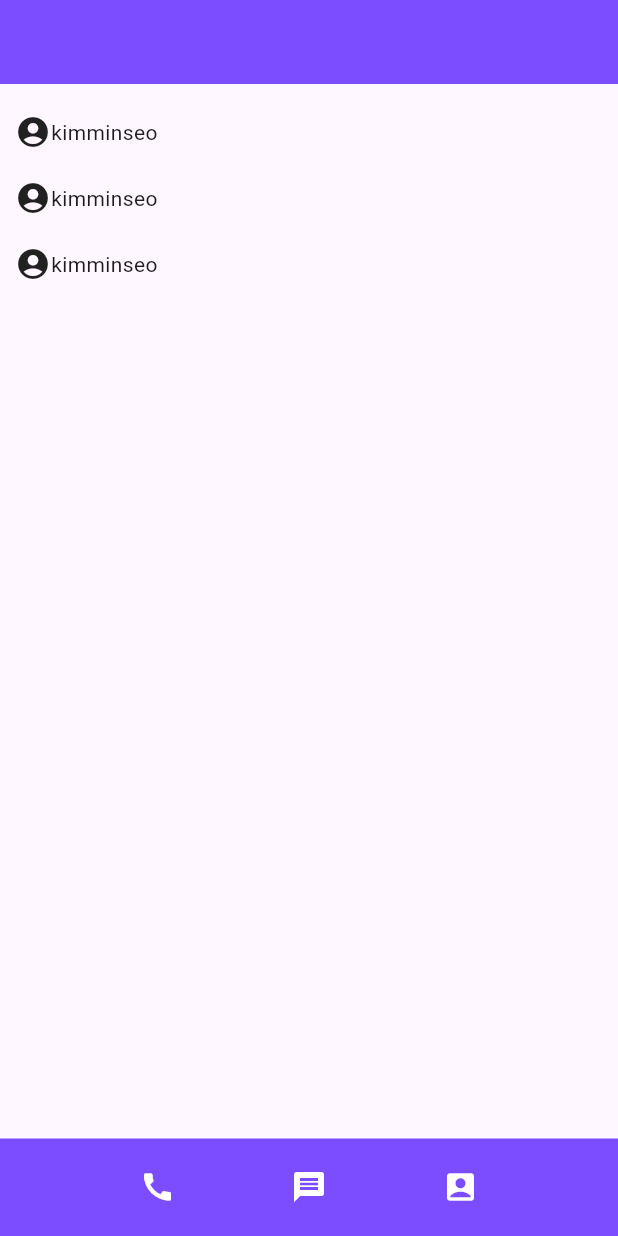
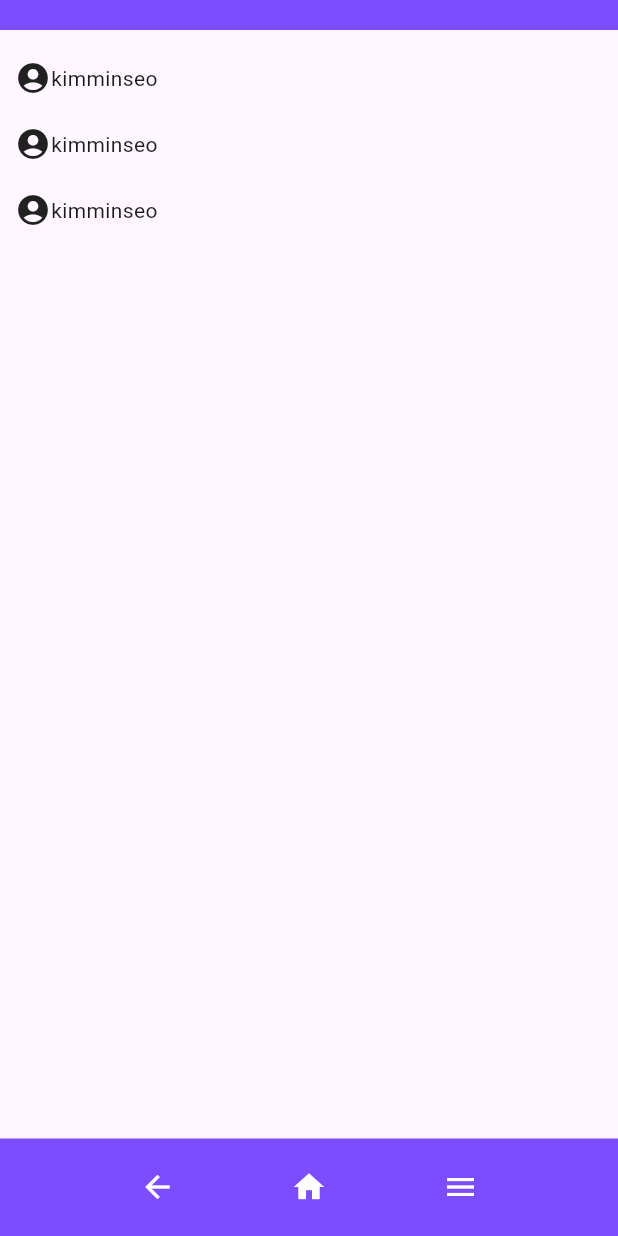
Before and after one commit to kimminseo0210/App_study, a Flutter app: the screen it shows after launch, on a phone screen of 412 x 824 dp. Run offline on Flutter 3.47's test engine with Material 3 defaults, Android fonts, the phone set to English and light mode, and no system bars.

Commit message:
25.03.13 - custom Widget bottomBar --> Widget bottomBar

```diff
--- a/lib/main.dart
+++ b/lib/main.dart
@@ -5,6 +5,21 @@ void main() {
   // runApp : 앱을 시작
   // () <- 앱 메인페이지 입력
 }
+
+Widget bottomBar = SizedBox(
+  height: 65,
+  child: BottomAppBar(
+    color: Colors.deepPurpleAccent,
+    child: Row(
+      mainAxisAlignment: MainAxisAlignment.spaceEvenly,
+      children: [
+        Icon(Icons.arrow_back, color: Colors.white),
+        Icon(Icons.home, color: Colors.white),
+        Icon(Icons.menu, color: Colors.white),
+      ],
+    ),
+  ),
+);
 
 // 여기부터
 class MyApp extends StatelessWidget {
@@ -16,7 +31,10 @@ class MyApp extends StatelessWidget {
 
     return MaterialApp(
       home: Scaffold(
-        appBar: AppBar(backgroundColor: Colors.deepPurpleAccent,),
+        appBar: AppBar(
+          toolbarHeight: 20,
+          backgroundColor: Colors.deepPurpleAccent,
+        ),
         body: Container(
           padding: EdgeInsets.all(10),
           child: ListView(
@@ -27,12 +45,13 @@ class MyApp extends StatelessWidget {
             ],
           ),
         ),
-        bottomNavigationBar: bottomBar(),
+        bottomNavigationBar: bottomBar,
       )
     );
   }
 }
 
+// 주소록 : 사진 + 이름
 class addressCard extends StatelessWidget {
   const addressCard({Key? key}) : super(key: key);
 
@@ -50,24 +69,25 @@ class addressCard extends StatelessWidget {
   }
 }
 
-class bottomBar extends StatelessWidget {
-  const bottomBar({super.key});
-
-  @override
-  Widget build(BuildContext context) {
-    return SizedBox(
-      height: 65,
-      child: const BottomAppBar(
-        color: Colors.deepPurpleAccent,
-        child: Row(
-          mainAxisAlignment: MainAxisAlignment.spaceEvenly,
-          children: [
-            Icon(Icons.call, color: Colors.white,),
-            Icon(Icons.message, color: Colors.white),
-            Icon(Icons.account_box_rounded, color: Colors.white),
-          ],
-        ),
-      ),
-    );
-  }
-}
+// // 하단 네비게이션 바
+// class bottomBar extends StatelessWidget {
+//   const bottomBar({super.key});
+//
+//   @override
+//   Widget build(BuildContext context) {
+//     return SizedBox(
+//       height: 65,
+//       child: const BottomAppBar(
+//         color: Colors.deepPurpleAccent,
+//         child: Row(
+//           mainAxisAlignment: MainAxisAlignment.spaceEvenly,
+//           children: [
+//             Icon(Icons.arrow_back, color: Colors.white,),
+//             Icon(Icons.home, color: Colors.white),
+//             Icon(Icons.menu, color: Colors.white),
+//           ],
+//         ),
+//       ),
+//     );
+//   }
+// }
```
